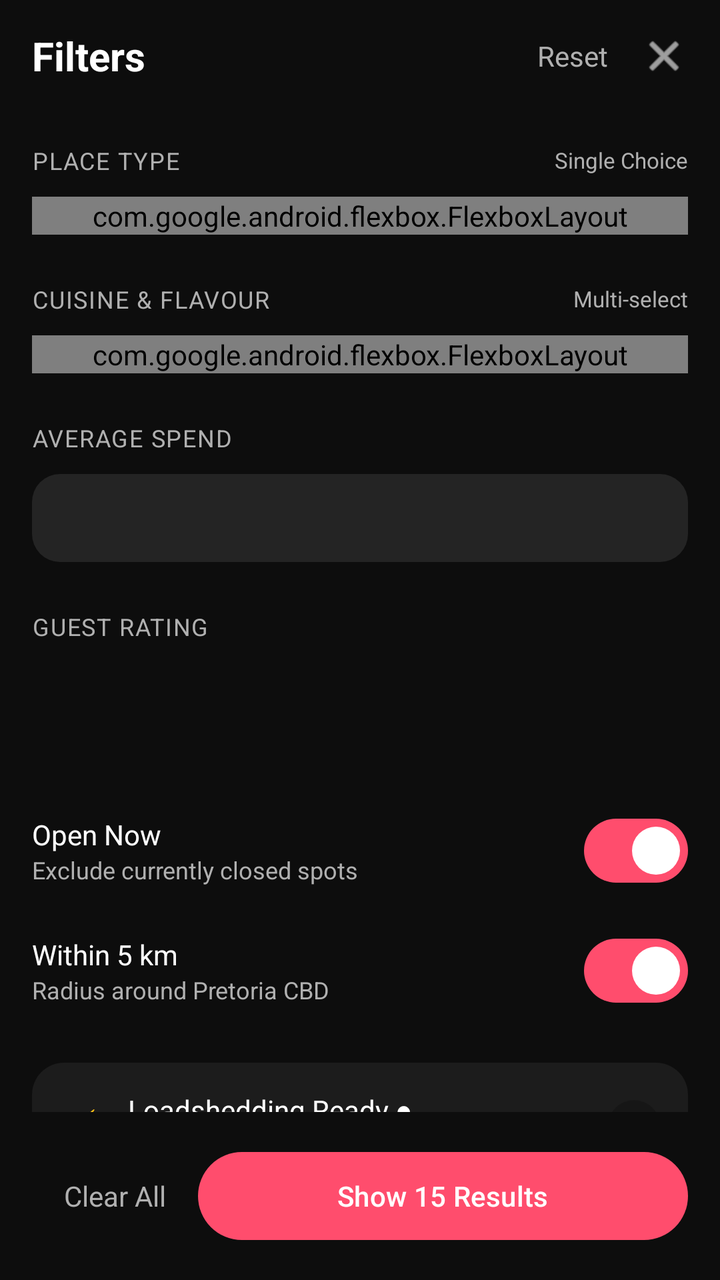
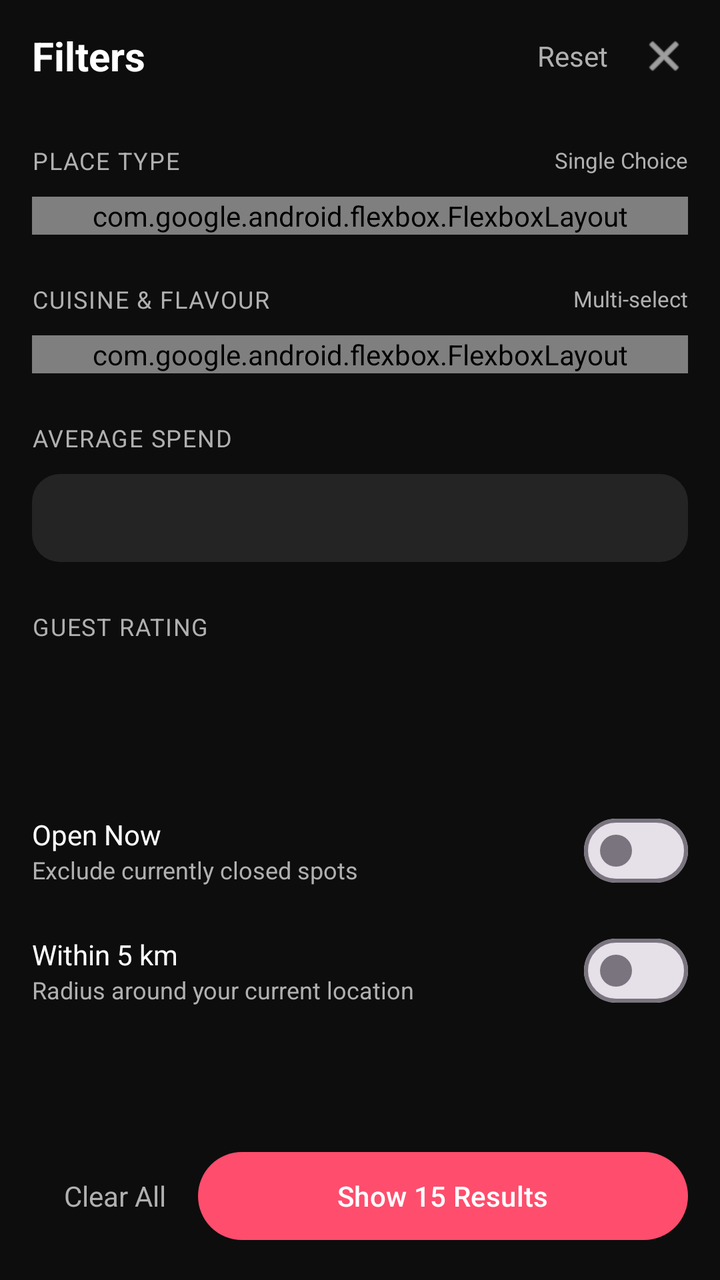

Screens rendered from an Android XML layout before and after an edit, with the pre-edit source and the edit as a unified diff.
<!-- AndroidManifest.xml: application theme Theme.FeastVibe -->
<!-- res/layout/activity_filters.xml -->
<?xml version="1.0" encoding="utf-8"?>
<androidx.constraintlayout.widget.ConstraintLayout
    xmlns:android="http://schemas.android.com/apk/res/android"
    xmlns:app="http://schemas.android.com/apk/res-auto"
    android:id="@+id/main"
    android:layout_width="match_parent"
    android:layout_height="match_parent"
    android:background="@color/background_dark">

    <LinearLayout
        android:id="@+id/header"
        android:layout_width="0dp"
        android:layout_height="56dp"
        android:gravity="center_vertical"
        android:paddingHorizontal="16dp"
        app:layout_constraintTop_toTopOf="parent"
        app:layout_constraintStart_toStartOf="parent"
        app:layout_constraintEnd_toEndOf="parent">

        <TextView
            android:layout_width="0dp"
            android:layout_height="wrap_content"
            android:layout_weight="1"
            android:gravity="center_vertical"
            android:text="Filters"
            android:textColor="@color/text_primary"
            android:textSize="20sp"
            android:textStyle="bold" />

        <TextView
            android:id="@+id/tv_filters_reset"
            android:layout_width="wrap_content"
            android:layout_height="wrap_content"
            android:layout_marginEnd="16dp"
            android:text="Reset"
            android:textColor="@color/text_secondary"
            android:textSize="14sp" />

        <ImageView
            android:id="@+id/iv_filters_close"
            android:layout_width="24dp"
            android:layout_height="24dp"
            android:src="@android:drawable/ic_menu_close_clear_cancel"
            app:tint="@color/text_primary" />
    </LinearLayout>

    <androidx.core.widget.NestedScrollView
        android:layout_width="0dp"
        android:layout_height="0dp"
        app:layout_constraintTop_toBottomOf="@id/header"
        app:layout_constraintBottom_toTopOf="@id/bottom_buttons"
        app:layout_constraintStart_toStartOf="parent"
        app:layout_constraintEnd_toEndOf="parent">

        <LinearLayout
            android:layout_width="match_parent"
            android:layout_height="wrap_content"
            android:orientation="vertical"
            android:padding="16dp">

            <LinearLayout
                android:layout_width="match_parent"
                android:layout_height="wrap_content"
                android:gravity="center_vertical"
                android:orientation="horizontal">

                <TextView
                    android:layout_width="0dp"
                    android:layout_height="wrap_content"
                    android:layout_weight="1"
                    android:text="PLACE TYPE"
                    android:textColor="@color/text_secondary"
                    android:textSize="12sp"
                    android:letterSpacing="0.05" />

                <TextView
                    android:layout_width="wrap_content"
                    android:layout_height="wrap_content"
                    android:text="Single Choice"
                    android:textColor="@color/text_secondary"
                    android:textSize="11sp" />
            </LinearLayout>

            <com.google.android.flexbox.FlexboxLayout
                android:id="@+id/type_chip_wrap"
                android:layout_width="match_parent"
                android:layout_height="wrap_content"
                android:layout_marginTop="10dp"
                app:flexWrap="wrap" />

            <LinearLayout
                android:layout_width="match_parent"
                android:layout_height="wrap_content"
                android:layout_marginTop="24dp"
                android:gravity="center_vertical"
                android:orientation="horizontal">

                <TextView
                    android:layout_width="0dp"
                    android:layout_height="wrap_content"
                    android:layout_weight="1"
                    android:text="CUISINE &amp; FLAVOUR"
                    android:textColor="@color/text_secondary"
                    android:textSize="12sp"
                    android:letterSpacing="0.05" />

                <TextView
                    android:layout_width="wrap_content"
                    android:layout_height="wrap_content"
                    android:text="Multi-select"
                    android:textColor="@color/text_secondary"
                    android:textSize="11sp" />
            </LinearLayout>

            <com.google.android.flexbox.FlexboxLayout
                android:id="@+id/cuisine_chip_wrap"
                android:layout_width="match_parent"
                android:layout_height="wrap_content"
                android:layout_marginTop="10dp"
                app:flexWrap="wrap" />

            <TextView
                android:layout_width="wrap_content"
                android:layout_height="wrap_content"
                android:layout_marginTop="24dp"
                android:text="AVERAGE SPEND"
                android:textColor="@color/text_secondary"
                android:textSize="12sp"
                android:letterSpacing="0.05" />

            <LinearLayout
                android:id="@+id/spend_row"
                android:layout_width="match_parent"
                android:layout_height="44dp"
                android:layout_marginTop="10dp"
                android:background="@drawable/bg_input"
                android:orientation="horizontal" />

            <TextView
                android:layout_width="wrap_content"
                android:layout_height="wrap_content"
                android:layout_marginTop="24dp"
                android:text="GUEST RATING"
                android:textColor="@color/text_secondary"
                android:textSize="12sp"
                android:letterSpacing="0.05" />

            <LinearLayout
                android:id="@+id/rating_row"
                android:layout_width="match_parent"
                android:layout_height="44dp"
                android:layout_marginTop="10dp"
                android:orientation="horizontal" />

            <LinearLayout
                android:layout_width="match_parent"
                android:layout_height="wrap_content"
                android:layout_marginTop="20dp"
                android:gravity="center_vertical"
                android:orientation="horizontal"
                android:paddingVertical="6dp">

                <LinearLayout
                    android:layout_width="0dp"
                    android:layout_height="wrap_content"
                    android:layout_weight="1"
                    android:orientation="vertical">

                    <TextView
                        android:layout_width="wrap_content"
                        android:layout_height="wrap_content"
                        android:text="Open Now"
                        android:textColor="@color/text_primary"
                        android:textSize="14sp" />

                    <TextView
                        android:layout_width="wrap_content"
                        android:layout_height="wrap_content"
                        android:text="Exclude currently closed spots"
                        android:textColor="@color/text_secondary"
                        android:textSize="12sp" />
                </LinearLayout>

                <com.google.android.material.materialswitch.MaterialSwitch
                    android:id="@+id/switch_open_now"
                    android:layout_width="wrap_content"
                    android:layout_height="wrap_content"
                    android:checked="true" />
            </LinearLayout>

            <LinearLayout
                android:layout_width="match_parent"
                android:layout_height="wrap_content"
                android:gravity="center_vertical"
                android:orientation="horizontal"
                android:paddingVertical="6dp">

                <LinearLayout
                    android:layout_width="0dp"
                    android:layout_height="wrap_content"
                    android:layout_weight="1"
                    android:orientation="vertical">

                    <TextView
                        android:layout_width="wrap_content"
                        android:layout_height="wrap_content"
                        android:text="Within 5 km"
                        android:textColor="@color/text_primary"
                        android:textSize="14sp" />

                    <TextView
                        android:layout_width="wrap_content"
                        android:layout_height="wrap_content"
                        android:text="Radius around Pretoria CBD"
                        android:textColor="@color/text_secondary"
                        android:textSize="12sp" />
                </LinearLayout>

                <com.google.android.material.materialswitch.MaterialSwitch
                    android:id="@+id/switch_within_5km"
                    android:layout_width="wrap_content"
                    android:layout_height="wrap_content"
                    android:checked="true" />
            </LinearLayout>

            <LinearLayout
                android:id="@+id/loadshedding_row"
                android:layout_width="match_parent"
                android:layout_height="wrap_content"
                android:layout_marginTop="16dp"
                android:background="@drawable/bg_card"
                android:clickable="true"
                android:focusable="true"
                android:gravity="center_vertical"
                android:orientation="horizontal"
                android:padding="14dp">

                <TextView
                    android:layout_width="24dp"
                    android:layout_height="24dp"
                    android:gravity="center"
                    android:text="⚡"
                    android:textSize="16sp" />

                <LinearLayout
                    android:layout_width="0dp"
                    android:layout_height="wrap_content"
                    android:layout_marginStart="10dp"
                    android:layout_weight="1"
                    android:orientation="vertical">

                    <TextView
                        android:layout_width="wrap_content"
                        android:layout_height="wrap_content"
                        android:text="Loadshedding Ready ●"
                        android:textColor="@color/text_primary"
                        android:textSize="14sp" />

                    <TextView
                        android:layout_width="wrap_content"
                        android:layout_height="wrap_content"
                        android:text="Only venues with generator / solar backup"
                        android:textColor="@color/text_secondary"
                        android:textSize="12sp" />
                </LinearLayout>

                <TextView
                    android:id="@+id/tv_loadshedding_check"
                    android:layout_width="26dp"
                    android:layout_height="26dp"
                    android:background="@drawable/bg_circle_dark"
                    android:gravity="center"
                    android:text=""
                    android:textColor="@color/pink_primary"
                    android:textSize="14sp" />
            </LinearLayout>
        </LinearLayout>
    </androidx.core.widget.NestedScrollView>

    <LinearLayout
        android:id="@+id/bottom_buttons"
        android:layout_width="0dp"
        android:layout_height="wrap_content"
        android:orientation="horizontal"
        android:padding="16dp"
        android:background="@color/background_dark"
        app:layout_constraintBottom_toBottomOf="parent"
        app:layout_constraintStart_toStartOf="parent"
        app:layout_constraintEnd_toEndOf="parent">

        <TextView
            android:id="@+id/tv_clear_all"
            android:layout_width="wrap_content"
            android:layout_height="52dp"
            android:gravity="center"
            android:paddingHorizontal="16dp"
            android:text="Clear All"
            android:textColor="@color/text_secondary"
            android:textSize="14sp" />

        <com.google.android.material.button.MaterialButton
            android:id="@+id/btn_show_results"
            android:layout_width="0dp"
            android:layout_height="52dp"
            android:layout_weight="1"
            android:text="Show 15 Results"
            android:textColor="@color/white"
            app:backgroundTint="@color/pink_primary"
            app:cornerRadius="26dp" />
    </LinearLayout>

</androidx.constraintlayout.widget.ConstraintLayout>
<!-- resources referenced by this layout -->
<resources>
  <color name="background_dark">#0D0D0D</color>
  <color name="pink_primary">#FF4D6D</color>
  <color name="text_primary">#FFFFFF</color>
  <color name="text_secondary">#B0B0B0</color>
  <color name="white">#FFFFFFFF</color>
  <!-- drawable bg_card (drawable) -->
  <?xml version="1.0" encoding="utf-8"?>
  <shape xmlns:android="http://schemas.android.com/apk/res/android"
      android:shape="rectangle">
      <solid android:color="@color/card_dark" />
      <corners android:radius="16dp" />
  </shape>
  <!-- drawable bg_circle_dark (drawable) -->
  <?xml version="1.0" encoding="utf-8"?>
  <shape xmlns:android="http://schemas.android.com/apk/res/android"
      android:shape="oval">
      <solid android:color="#33000000" />
  </shape>
  <!-- drawable bg_input (drawable) -->
  <?xml version="1.0" encoding="utf-8"?>
  <shape xmlns:android="http://schemas.android.com/apk/res/android"
      android:shape="rectangle">
      <solid android:color="@color/surface_variant" />
      <corners android:radius="14dp" />
  </shape>
  <style name="Theme.FeastVibe" parent="Base.Theme.FeastVibe" />
  <color name="card_dark">#1C1C1C</color>
  <color name="surface_variant">#242424</color>
  <style name="Base.Theme.FeastVibe" parent="Theme.Material3.DayNight.NoActionBar">
          
          <item name="colorPrimary">@color/pink_primary</item>
          <item name="colorOnPrimary">@color/white</item>
          <item name="colorSecondary">@color/pink_primary</item>
          <item name="android:statusBarColor">@color/background_dark</item>
          <item name="android:navigationBarColor">@color/background_dark</item>
          <item name="android:windowLightStatusBar">false</item>
      </style>
</resources>

<!-- the commit's change to res/layout/activity_filters.xml (unified diff, before → after) -->
@@ -185,7 +185,7 @@
                     android:id="@+id/switch_open_now"
                     android:layout_width="wrap_content"
                     android:layout_height="wrap_content"
-                    android:checked="true" />
+                    android:checked="false" />
             </LinearLayout>
 
             <LinearLayout
@@ -211,7 +211,7 @@
                     <TextView
                         android:layout_width="wrap_content"
                         android:layout_height="wrap_content"
-                        android:text="Radius around Pretoria CBD"
+                        android:text="Radius around your current location"
                         android:textColor="@color/text_secondary"
                         android:textSize="12sp" />
                 </LinearLayout>
@@ -220,59 +220,7 @@
                     android:id="@+id/switch_within_5km"
                     android:layout_width="wrap_content"
                     android:layout_height="wrap_content"
-                    android:checked="true" />
-            </LinearLayout>
-
-            <LinearLayout
-                android:id="@+id/loadshedding_row"
-                android:layout_width="match_parent"
-                android:layout_height="wrap_content"
-                android:layout_marginTop="16dp"
-                android:background="@drawable/bg_card"
-                android:clickable="true"
-                android:focusable="true"
-                android:gravity="center_vertical"
-                android:orientation="horizontal"
-                android:padding="14dp">
-
-                <TextView
-                    android:layout_width="24dp"
-                    android:layout_height="24dp"
-                    android:gravity="center"
-                    android:text="⚡"
-                    android:textSize="16sp" />
-
-                <LinearLayout
-                    android:layout_width="0dp"
-                    android:layout_height="wrap_content"
-                    android:layout_marginStart="10dp"
-                    android:layout_weight="1"
-                    android:orientation="vertical">
-
-                    <TextView
-                        android:layout_width="wrap_content"
-                        android:layout_height="wrap_content"
-                        android:text="Loadshedding Ready ●"
-                        android:textColor="@color/text_primary"
-                        android:textSize="14sp" />
-
-                    <TextView
-                        android:layout_width="wrap_content"
-                        android:layout_height="wrap_content"
-                        android:text="Only venues with generator / solar backup"
-                        android:textColor="@color/text_secondary"
-                        android:textSize="12sp" />
-                </LinearLayout>
-
-                <TextView
-                    android:id="@+id/tv_loadshedding_check"
-                    android:layout_width="26dp"
-                    android:layout_height="26dp"
-                    android:background="@drawable/bg_circle_dark"
-                    android:gravity="center"
-                    android:text=""
-                    android:textColor="@color/pink_primary"
-                    android:textSize="14sp" />
+                    android:checked="false" />
             </LinearLayout>
         </LinearLayout>
     </androidx.core.widget.NestedScrollView>
<!-- resource entries referenced after the edit -->
@@ -5,19 +5,6 @@
   <color name="text_primary">#FFFFFF</color>
   <color name="text_secondary">#B0B0B0</color>
   <color name="white">#FFFFFFFF</color>
-  <!-- drawable bg_card (drawable) -->
-  <?xml version="1.0" encoding="utf-8"?>
-  <shape xmlns:android="http://schemas.android.com/apk/res/android"
-      android:shape="rectangle">
-      <solid android:color="@color/card_dark" />
-      <corners android:radius="16dp" />
-  </shape>
-  <!-- drawable bg_circle_dark (drawable) -->
-  <?xml version="1.0" encoding="utf-8"?>
-  <shape xmlns:android="http://schemas.android.com/apk/res/android"
-      android:shape="oval">
-      <solid android:color="#33000000" />
-  </shape>
   <!-- drawable bg_input (drawable) -->
   <?xml version="1.0" encoding="utf-8"?>
   <shape xmlns:android="http://schemas.android.com/apk/res/android"
@@ -26,7 +13,6 @@
       <corners android:radius="14dp" />
   </shape>
   <style name="Theme.FeastVibe" parent="Base.Theme.FeastVibe" />
-  <color name="card_dark">#1C1C1C</color>
   <color name="surface_variant">#242424</color>
   <style name="Base.Theme.FeastVibe" parent="Theme.Material3.DayNight.NoActionBar">
           
